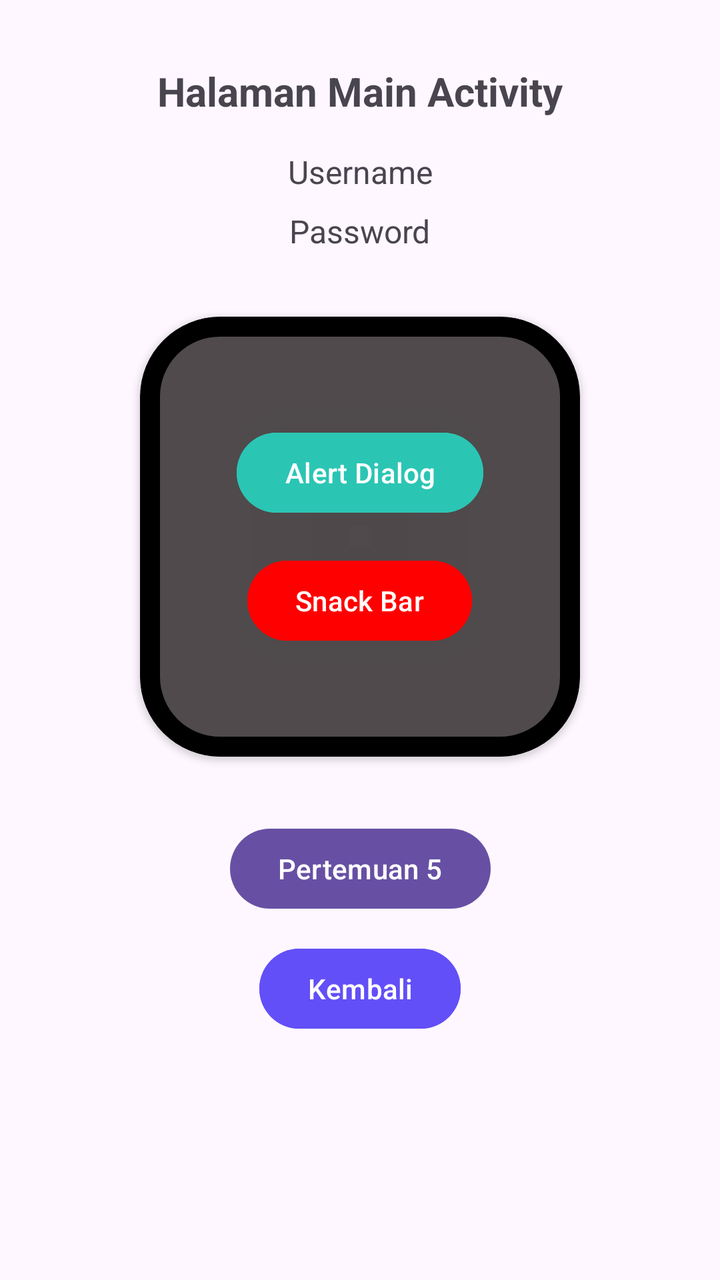
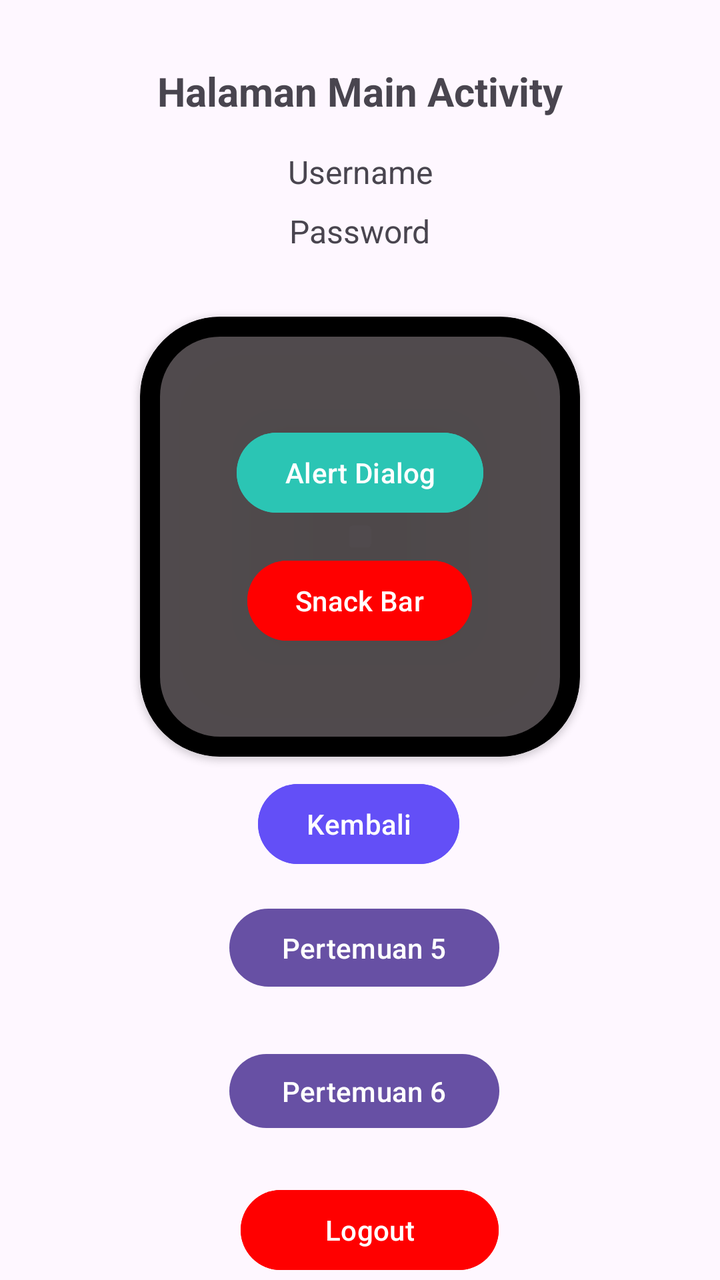

Two renders of the same Android screen: before a commit and after it. Below are the layout's source before the change and the commit's diff.
<!-- AndroidManifest.xml: application theme Theme.Robby_tib -->
<!-- res/layout/activity_main.xml -->
<?xml version="1.0" encoding="utf-8"?>
<androidx.constraintlayout.widget.ConstraintLayout xmlns:android="http://schemas.android.com/apk/res/android"
    xmlns:app="http://schemas.android.com/apk/res-auto"
    xmlns:tools="http://schemas.android.com/tools"
    android:id="@+id/main"
    android:layout_width="match_parent"
    android:layout_height="match_parent"
    tools:context=".MainActivity">

    <TextView
        android:id="@+id/textView4"
        android:layout_width="wrap_content"
        android:layout_height="wrap_content"
        android:layout_marginTop="32dp"
        android:text="Halaman Main Activity"
        android:textSize="20sp"
        android:textStyle="bold"
        app:layout_constraintEnd_toEndOf="parent"
        app:layout_constraintStart_toStartOf="parent"
        app:layout_constraintTop_toTopOf="parent" />

    <TextView
        android:id="@+id/txtUsername"
        android:layout_width="wrap_content"
        android:layout_height="wrap_content"
        android:layout_marginTop="16dp"
        android:text="Username"
        android:textSize="16sp"
        app:layout_constraintEnd_toEndOf="parent"
        app:layout_constraintStart_toStartOf="parent"
        app:layout_constraintTop_toBottomOf="@+id/textView4" />

    <TextView
        android:id="@+id/txtPassword"
        android:layout_width="wrap_content"
        android:layout_height="wrap_content"
        android:layout_marginTop="8dp"
        android:text="Password"
        android:textSize="16sp"
        app:layout_constraintEnd_toEndOf="parent"
        app:layout_constraintStart_toStartOf="parent"
        app:layout_constraintTop_toBottomOf="@+id/txtUsername" />

    <com.google.android.material.card.MaterialCardView
        android:id="@+id/materialCardView"
        android:layout_width="220dp"
        android:layout_height="220dp"
        android:layout_marginTop="32dp"
        android:backgroundTint="#A50D0707"
        app:cardCornerRadius="40dp"
        app:cardElevation="2dp"
        app:layout_constraintEnd_toEndOf="parent"
        app:layout_constraintStart_toStartOf="parent"
        app:layout_constraintTop_toBottomOf="@+id/txtPassword"
        app:strokeColor="@color/black"
        app:strokeWidth="10dp">

        <LinearLayout
            android:layout_width="match_parent"
            android:layout_height="match_parent"
            android:gravity="center"
            android:orientation="vertical"
            android:padding="16dp">

            <Button
                android:id="@+id/btnAllertDialog"
                android:layout_width="wrap_content"
                android:layout_height="wrap_content"
                android:backgroundTint="#2BC5B4"
                android:text="Alert Dialog" />

            <Button
                android:id="@+id/btnSnackBar"
                android:layout_width="wrap_content"
                android:layout_height="wrap_content"
                android:layout_marginTop="16dp"
                android:backgroundTint="#FF0000"
                android:text="Snack Bar" />

        </LinearLayout>

    </com.google.android.material.card.MaterialCardView>

    <Button
        android:id="@+id/btnToLima"
        android:layout_width="wrap_content"
        android:layout_height="wrap_content"
        android:layout_marginTop="32dp"
        android:text="Pertemuan 5"
        app:layout_constraintEnd_toEndOf="parent"
        app:layout_constraintStart_toStartOf="parent"
        app:layout_constraintTop_toBottomOf="@+id/materialCardView" />

    <Button
        android:id="@+id/btnKembali"
        android:layout_width="wrap_content"
        android:layout_height="wrap_content"
        android:layout_marginTop="12dp"
        android:backgroundTint="#634FF7"
        android:text="Kembali"
        app:layout_constraintEnd_toEndOf="parent"
        app:layout_constraintStart_toStartOf="parent"
        app:layout_constraintTop_toBottomOf="@+id/btnToLima" />

</androidx.constraintlayout.widget.ConstraintLayout>
<!-- resources referenced by this layout -->
<resources>
  <color name="black">#FF000000</color>
  <style name="Theme.Robby_tib" parent="Base.Theme.Robby_tib" />
  <style name="Base.Theme.Robby_tib" parent="Theme.Material3.DayNight.NoActionBar">
          
          
      </style>
</resources>

<!-- the commit's change to res/layout/activity_main.xml (unified diff, before → after) -->
@@ -83,11 +83,12 @@
 
     <Button
         android:id="@+id/btnToLima"
-        android:layout_width="wrap_content"
-        android:layout_height="wrap_content"
-        android:layout_marginTop="32dp"
+        android:layout_width="135dp"
+        android:layout_height="47dp"
+        android:layout_marginTop="72dp"
         android:text="Pertemuan 5"
         app:layout_constraintEnd_toEndOf="parent"
+        app:layout_constraintHorizontal_bias="0.51"
         app:layout_constraintStart_toStartOf="parent"
         app:layout_constraintTop_toBottomOf="@+id/materialCardView" />
 
@@ -95,11 +96,39 @@
         android:id="@+id/btnKembali"
         android:layout_width="wrap_content"
         android:layout_height="wrap_content"
-        android:layout_marginTop="12dp"
+        android:layout_marginTop="388dp"
         android:backgroundTint="#634FF7"
         android:text="Kembali"
         app:layout_constraintEnd_toEndOf="parent"
+        app:layout_constraintHorizontal_bias="0.498"
         app:layout_constraintStart_toStartOf="parent"
-        app:layout_constraintTop_toBottomOf="@+id/btnToLima" />
+        app:layout_constraintTop_toTopOf="parent" />
+
+    <Button
+        android:id="@+id/btnLogout"
+        android:layout_width="129dp"
+        android:layout_height="48dp"
+        android:layout_marginTop="23dp"
+        android:backgroundTint="#FF0000"
+        android:text="Logout"
+        app:layout_constraintBottom_toBottomOf="parent"
+        app:layout_constraintEnd_toEndOf="parent"
+        app:layout_constraintHorizontal_bias="0.521"
+        app:layout_constraintStart_toStartOf="parent"
+        app:layout_constraintTop_toBottomOf="@+id/btnToSix"
+        app:layout_constraintVertical_bias="0.011" />
+
+    <Button
+        android:id="@+id/btnToSix"
+        android:layout_width="135dp"
+        android:layout_height="45dp"
+        android:layout_marginTop="22dp"
+        android:text="Pertemuan 6"
+        app:layout_constraintBottom_toBottomOf="parent"
+        app:layout_constraintEnd_toEndOf="parent"
+        app:layout_constraintHorizontal_bias="0.51"
+        app:layout_constraintStart_toStartOf="parent"
+        app:layout_constraintTop_toBottomOf="@+id/btnToLima"
+        app:layout_constraintVertical_bias="0.048" />
 
 </androidx.constraintlayout.widget.ConstraintLayout>
